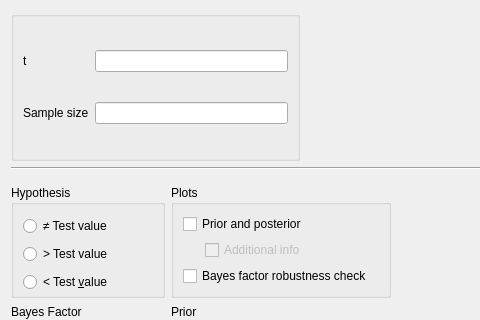
Before: the Qt Designer form JASP-Desktop/analysisforms/SummaryStatistics/summarystatsttestbayesianonesampleform.ui in jasp-stats/jasp-desktop, drawn with Qt 5; both pictures show x 0 to 480 and y 0 to 320 of the 606 by 468 pixel window.
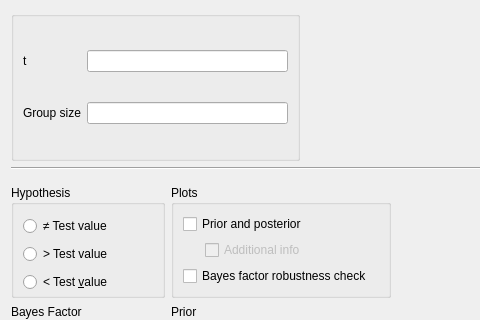
After: the same form once the commit is applied. Custom widgets are drawn as their Qt base class.

Commit message: name changed - sample to group

Patch:
```diff
--- a/JASP-Desktop/analysisforms/SummaryStatistics/summarystatsttestbayesianonesampleform.ui
+++ b/JASP-Desktop/analysisforms/SummaryStatistics/summarystatsttestbayesianonesampleform.ui
@@ -35,7 +35,7 @@
       <item row="1" column="0">
        <widget class="QLabel" name="label_3">
         <property name="text">
-         <string>&lt;html&gt;&lt;head/&gt;&lt;body&gt;&lt;p&gt;Sample size&lt;/p&gt;&lt;/body&gt;&lt;/html&gt;</string>
+         <string>&lt;html&gt;&lt;head/&gt;&lt;body&gt;&lt;p&gt;Group size&lt;/p&gt;&lt;/body&gt;&lt;/html&gt;</string>
         </property>
        </widget>
       </item>
```
